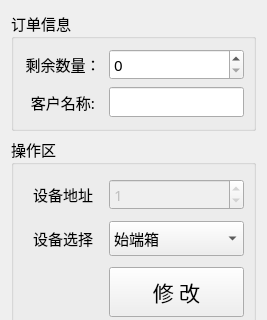
First picture: the form in setting/set_workwid.ui, repository ChinaClever/BusbarTest, before the edit; both pictures show x 0 to 267 and y 0 to 320 of the 267 by 671 pixel window.
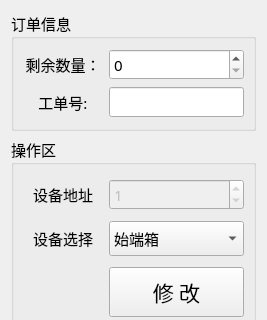
Second picture: the form after the edit.

The edit to the form file:
```diff
--- a/setting/set_workwid.ui
+++ b/setting/set_workwid.ui
@@ -82,7 +82,7 @@
          </size>
         </property>
         <property name="text">
-         <string>客户名称:</string>
+         <string>工单号:</string>
         </property>
         <property name="alignment">
          <set>Qt::AlignCenter</set>
```
